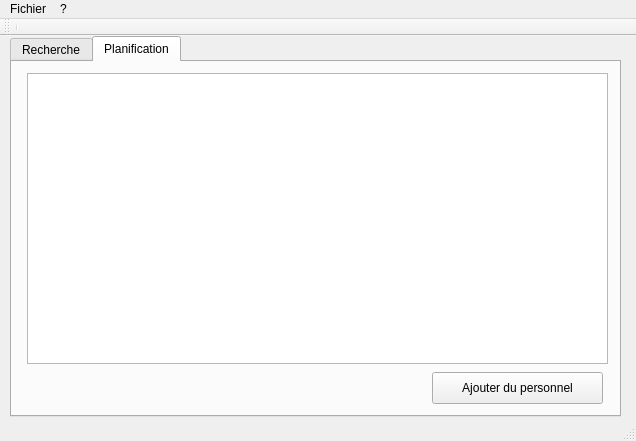
Old version of the form MainWindow.ui in the repository Kurond/Projet_Qt.
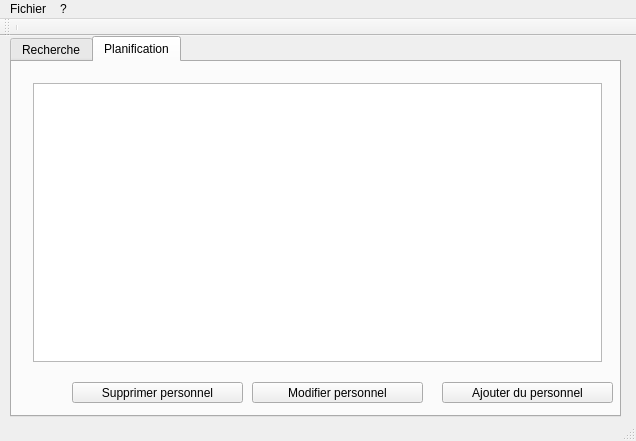
New version of the form. The open tabs and pages were chosen to show the change.

```diff
--- a/MainWindow.ui
+++ b/MainWindow.ui
@@ -132,29 +132,60 @@
      <attribute name="title">
       <string>Planification</string>
      </attribute>
-     <widget class="QTreeView" name="treeView">
-      <property name="geometry">
-       <rect>
-        <x>15</x>
-        <y>11</y>
-        <width>581</width>
-        <height>291</height>
-       </rect>
-      </property>
-     </widget>
      <widget class="QPushButton" name="addStaffPushButton">
       <property name="geometry">
        <rect>
-        <x>420</x>
-        <y>310</y>
+        <x>430</x>
+        <y>320</y>
         <width>171</width>
-        <height>32</height>
+        <height>21</height>
        </rect>
       </property>
       <property name="text">
        <string>Ajouter du personnel</string>
       </property>
      </widget>
+     <widget class="QPushButton" name="pushButton">
+      <property name="geometry">
+       <rect>
+        <x>240</x>
+        <y>320</y>
+        <width>171</width>
+        <height>21</height>
+       </rect>
+      </property>
+      <property name="text">
+       <string>Modifier personnel</string>
+      </property>
+     </widget>
+     <widget class="QPushButton" name="pushButton_2">
+      <property name="geometry">
+       <rect>
+        <x>60</x>
+        <y>320</y>
+        <width>171</width>
+        <height>21</height>
+       </rect>
+      </property>
+      <property name="text">
+       <string>Supprimer personnel</string>
+      </property>
+     </widget>
+     <widget class="QWidget" name="gridLayoutWidget_3">
+      <property name="geometry">
+       <rect>
+        <x>10</x>
+        <y>10</y>
+        <width>591</width>
+        <height>301</height>
+       </rect>
+      </property>
+      <layout class="QGridLayout" name="gridLayout_3">
+       <item row="0" column="0">
+        <widget class="QTreeView" name="treeView"/>
+       </item>
+      </layout>
+     </widget>
     </widget>
    </widget>
   </widget>
```
